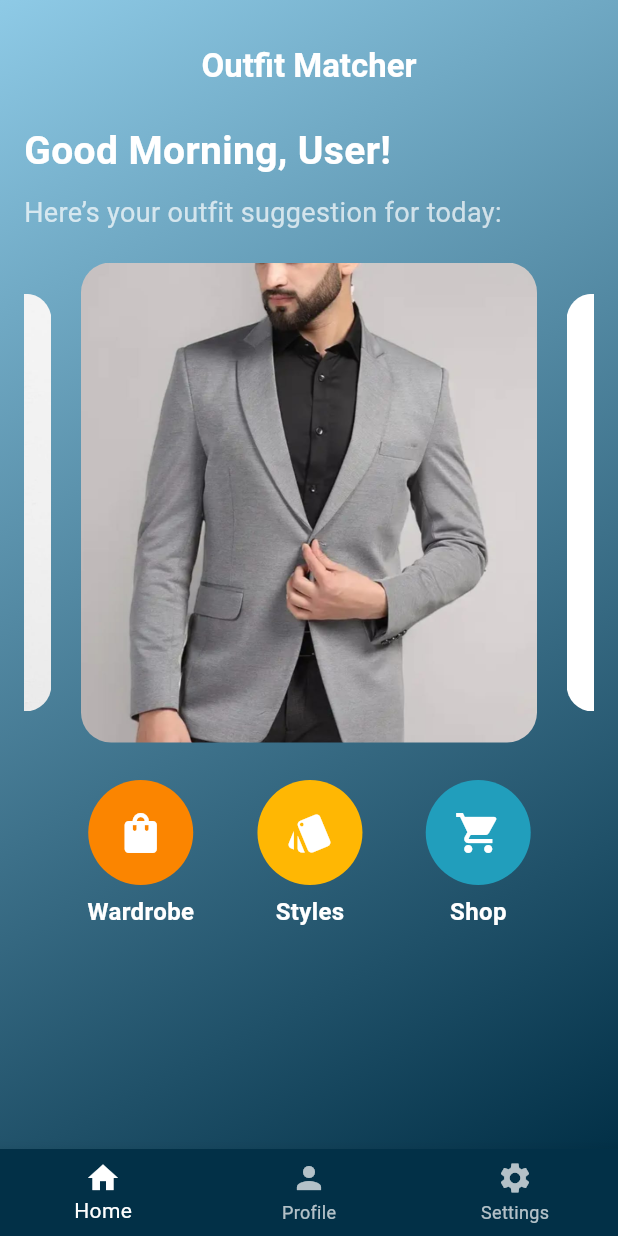
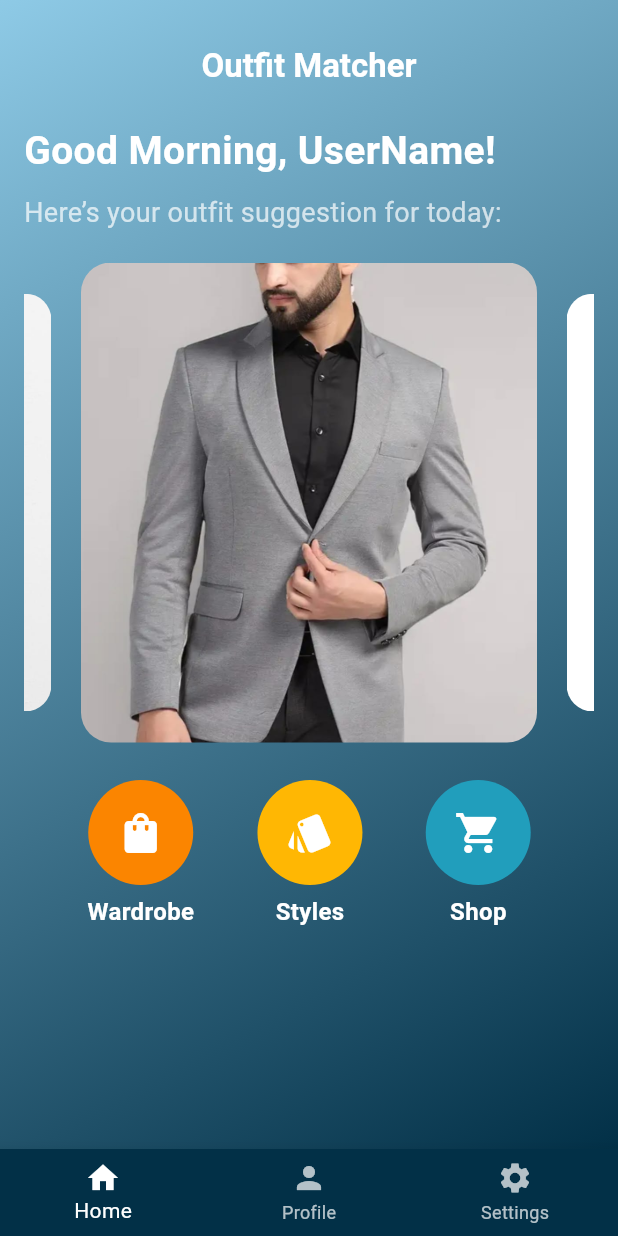
Before and after one commit to divyam2324/OutfitMatcher, a Flutter app: the HomeScreen screen opened directly, on a phone screen of 412 x 824 dp. Run offline on Flutter 3.47's test engine with Material 3 defaults, Android fonts, the phone set to English and light mode, and no system bars; drawn by our look-alikes of carousel_slider; our stand-ins replace shared_preferences; accounts and stored records are empty.

Commit message:
Second Commit

```diff
--- a/lib/home_screen.dart
+++ b/lib/home_screen.dart
@@ -18,7 +18,7 @@ class _HomeScreenState extends State<HomeScreen> {
     'assets/Bussiness_suit.jpg',
   ];
 
-  String username = "User"; // Change dynamically if needed
+  String username = "UserName"; // Change dynamically if needed
   List<Map<String, dynamic>> favoriteItems = []; // Store liked styles
 
   void updateWardrobe(List<Map<String, dynamic>> newFavorites) {
```
